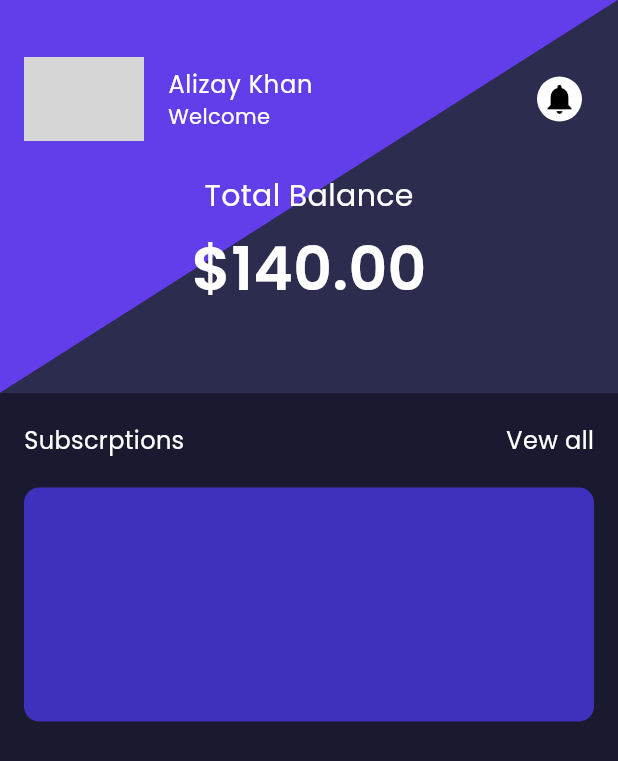
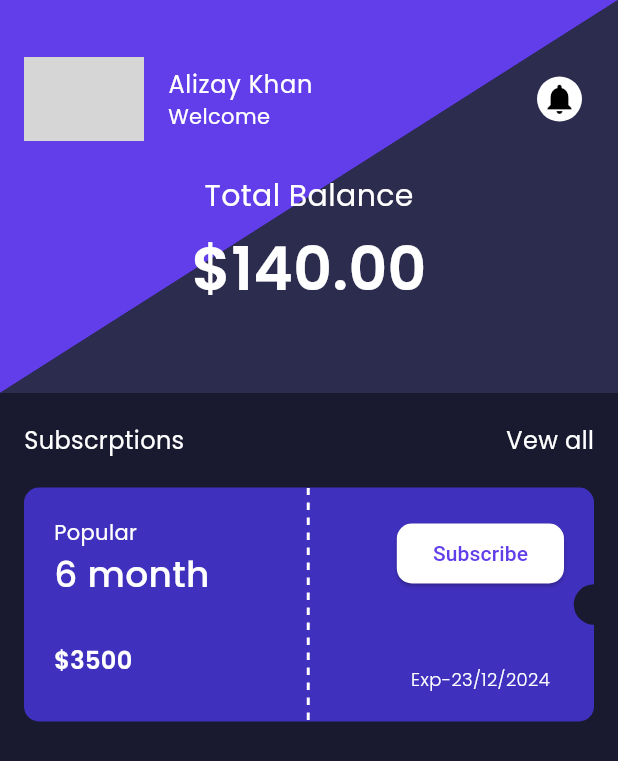
Before and after one commit to ba138/data, a Flutter app: the screen it shows after launch, on a phone screen of 412 x 824 dp. Shown: the top 761 px of the screen. Run offline on Flutter 3.47's test engine with Material 3 defaults, Android fonts, the phone set to English and light mode, and no system bars; our stand-ins replace another_flushbar, fluttertoast, google_fonts; network calls fail; grey boxes are pictures that could not be loaded.

Commit message:
design SubscribtionCard done

```diff
--- a/lib/view/home/home_view.dart
+++ b/lib/view/home/home_view.dart
@@ -2,7 +2,7 @@ import 'package:data/res/components/colors.dart';
 import 'package:data/res/components/vertical_speacing.dart';
 import 'package:flutter/material.dart';
 import 'package:google_fonts/google_fonts.dart';
-
+import 'widgets/subscribtion_Card.dart';
 import 'widgets/trianglePainter.dart';
 
 class HomeView extends StatefulWidget {
@@ -131,14 +131,7 @@ class _HomeViewState extends State<HomeView> {
           padding: const EdgeInsets.only(left: 16.0, right: 16.0),
           child: Column(
             children: [
-              Container(
-                height: 156,
-                width: double.infinity,
-                decoration: BoxDecoration(
-                  borderRadius: BorderRadius.circular(10.0),
-                  color: Color(0xff3F30BD),
-                ),
-              ),
+              SubscribtionCard(),
             ],
           ),
         ),
--- /dev/null
+++ b/lib/view/home/widgets/dotted_line.dart
@@ -0,0 +1,23 @@
+import 'package:flutter/material.dart';
+
+class DottedLinePainter extends CustomPainter {
+  @override
+  void paint(Canvas canvas, Size size) {
+    Paint paint = Paint()
+      ..color = Colors.white
+      ..strokeWidth = 2
+      ..style = PaintingStyle.stroke;
+
+    double dashHeight = 5, dashSpace = 5;
+    double startY = 0;
+    while (startY < size.height) {
+      canvas.drawLine(Offset(0, startY), Offset(0, startY + dashHeight), paint);
+      startY += dashHeight + dashSpace;
+    }
+  }
+
+  @override
+  bool shouldRepaint(CustomPainter oldDelegate) {
+    return false;
+  }
+}
--- /dev/null
+++ b/lib/view/home/widgets/subscribtion_Card.dart
@@ -0,0 +1,127 @@
+import 'package:data/view/home/widgets/dotted_line.dart';
+import 'package:flutter/material.dart';
+import 'package:google_fonts/google_fonts.dart';
+
+import '../../../res/components/colors.dart';
+import '../../../res/components/vertical_speacing.dart';
+
+class SubscribtionCard extends StatelessWidget {
+  const SubscribtionCard({
+    super.key,
+  });
+
+  @override
+  Widget build(BuildContext context) {
+    return Container(
+      height: 156,
+      width: double.infinity,
+      decoration: BoxDecoration(
+        borderRadius: BorderRadius.circular(10.0),
+        color: const Color(0xff3F30BD),
+      ),
+      child: Stack(
+        children: [
+          Center(
+            child: CustomPaint(
+              size: const Size(1, 156),
+              painter: DottedLinePainter(),
+            ),
+          ),
+          Padding(
+            padding: const EdgeInsets.only(left: 20.0, right: 20.0),
+            child: Row(
+              mainAxisAlignment: MainAxisAlignment.spaceBetween,
+              children: [
+                Column(
+                  mainAxisAlignment: MainAxisAlignment.start,
+                  crossAxisAlignment: CrossAxisAlignment.start,
+                  children: [
+                    const VerticalSpeacing(20.0),
+                    Text(
+                      'Popular',
+                      style: GoogleFonts.getFont(
+                        "Poppins",
+                        textStyle: const TextStyle(
+                          color: AppColor.whiteColor,
+                          fontSize: 14.0,
+                          fontWeight: FontWeight.w400,
+                        ),
+                      ),
+                    ),
+                    Text(
+                      '6 month',
+                      style: GoogleFonts.getFont(
+                        "Poppins",
+                        textStyle: const TextStyle(
+                          color: AppColor.whiteColor,
+                          fontSize: 24.0,
+                          fontWeight: FontWeight.w500,
+                        ),
+                      ),
+                    ),
+                    const VerticalSpeacing(30.0),
+                    Text(
+                      '\$3500',
+                      style: GoogleFonts.getFont(
+                        "Poppins",
+                        textStyle: const TextStyle(
+                          color: AppColor.whiteColor,
+                          fontSize: 16.0,
+                          fontWeight: FontWeight.w600,
+                        ),
+                      ),
+                    ),
+                  ],
+                ),
+                Padding(
+                  padding: const EdgeInsets.only(top: 20.0, bottom: 20.0),
+                  child: Column(
+                    mainAxisAlignment: MainAxisAlignment.spaceBetween,
+                    children: [
+                      ElevatedButton(
+                        onPressed: () {},
+                        style: ElevatedButton.styleFrom(
+                          backgroundColor: AppColor.whiteColor,
+                          shape: RoundedRectangleBorder(
+                            borderRadius: BorderRadius.circular(10),
+                          ),
+                        ),
+                        child: const Text(
+                          'Subscribe',
+                          style: TextStyle(color: AppColor.buttonColor),
+                        ),
+                      ),
+                      Text(
+                        'Exp-23/12/2024',
+                        style: GoogleFonts.getFont(
+                          "Poppins",
+                          textStyle: const TextStyle(
+                            color: AppColor.whiteColor,
+                            fontSize: 12.0,
+                            fontWeight: FontWeight.w300,
+                          ),
+                        ),
+                      ),
+                    ],
+                  ),
+                ),
+              ],
+            ),
+          ),
+          Positioned(
+            top: (156 / 2) - 13.5,
+            right: -13.5,
+            child: Container(
+              height: 27,
+              width: 27,
+              decoration: const BoxDecoration(
+                color: Color(0xff191A2F),
+                shape: BoxShape.circle,
+              ),
+            ),
+          ),
+        ],
+      ),
+    );
+  }
+}
```
